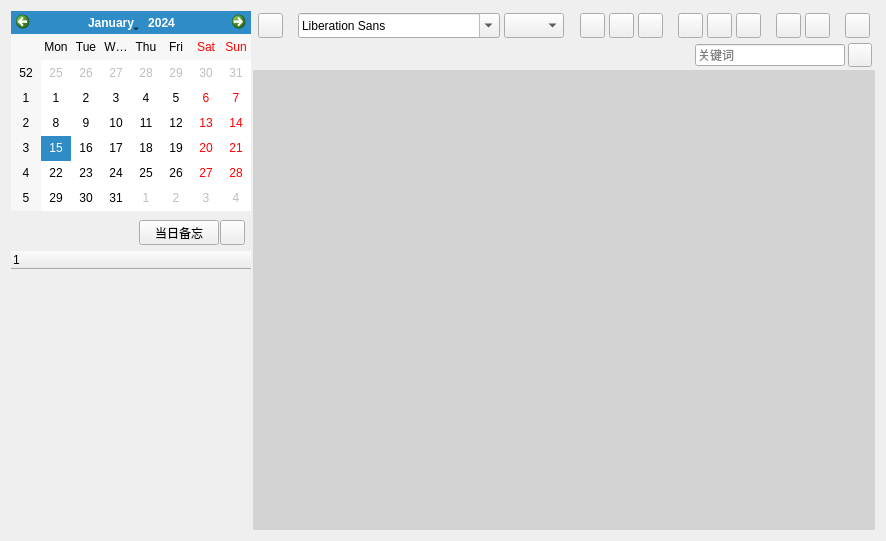
Old version of the form gui/memoWidget.ui in the repository WatsonJay/tomato_farm.
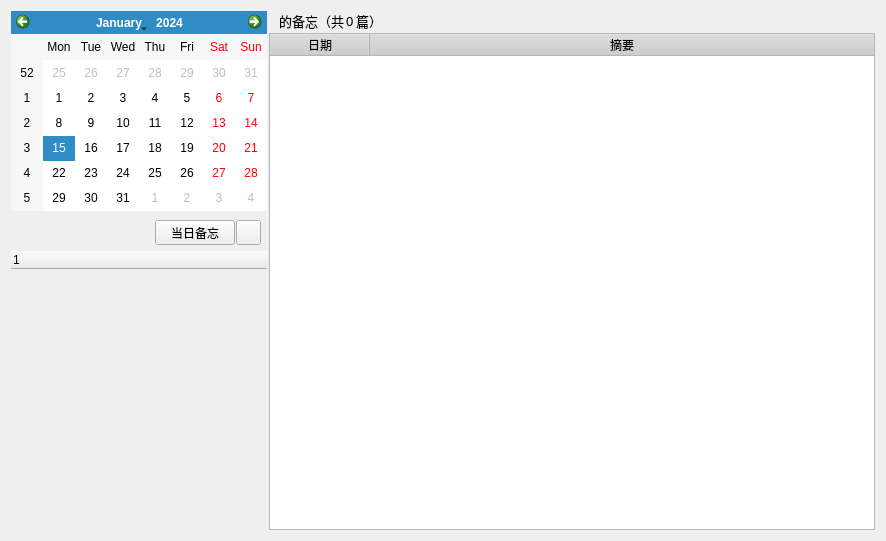
New version of the form. Icons and pictures are not drawn.

What changed in the file:
```diff
--- a/gui/memoWidget.ui
+++ b/gui/memoWidget.ui
@@ -13,7 +13,7 @@
   <property name="windowTitle">
    <string>Form</string>
   </property>
-  <layout class="QHBoxLayout" name="horizontalLayout">
+  <layout class="QHBoxLayout" name="horizontalLayout" stretch="0,9">
    <property name="spacing">
     <number>2</number>
    </property>
@@ -177,9 +177,148 @@
     </layout>
    </item>
    <item>
-    <layout class="QVBoxLayout" name="verticalLayout_2" stretch="0,0,9">
+    <widget class="QStackedWidget" name="stackedWidget">
+     <property name="currentIndex">
+      <number>0</number>
+     </property>
+     <widget class="QWidget" name="page">
+      <layout class="QVBoxLayout" name="verticalLayout_2">
      <property name="spacing">
-      <number>3</number>
+        <number>2</number>
+       </property>
+       <property name="leftMargin">
+        <number>0</number>
+       </property>
+       <property name="topMargin">
+        <number>0</number>
+       </property>
+       <property name="rightMargin">
+        <number>0</number>
+       </property>
+       <property name="bottomMargin">
+        <number>0</number>
+       </property>
+       <item>
+        <layout class="QHBoxLayout" name="horizontalLayout_5">
+         <item>
+          <widget class="QLabel" name="dirLabel">
+           <property name="font">
+            <font>
+             <family>Microsoft YaHei UI</family>
+             <pointsize>10</pointsize>
+            </font>
+           </property>
+           <property name="text">
+            <string/>
+           </property>
+          </widget>
+         </item>
+         <item>
+          <widget class="QLabel" name="label_2">
+           <property name="font">
+            <font>
+             <family>Microsoft YaHei UI</family>
+             <pointsize>10</pointsize>
+            </font>
+           </property>
+           <property name="text">
+            <string>的备忘（共</string>
+           </property>
+          </widget>
+         </item>
+         <item>
+          <widget class="QLabel" name="countLabel">
+           <property name="font">
+            <font>
+             <family>Microsoft YaHei UI</family>
+             <pointsize>10</pointsize>
+            </font>
+           </property>
+           <property name="text">
+            <string>0</string>
+           </property>
+          </widget>
+         </item>
+         <item>
+          <widget class="QLabel" name="label_5">
+           <property name="font">
+            <font>
+             <family>Microsoft YaHei UI</family>
+             <pointsize>10</pointsize>
+            </font>
+           </property>
+           <property name="text">
+            <string>篇）</string>
+           </property>
+          </widget>
+         </item>
+         <item>
+          <spacer name="horizontalSpacer_8">
+           <property name="orientation">
+            <enum>Qt::Horizontal</enum>
+           </property>
+           <property name="sizeHint" stdset="0">
+            <size>
+             <width>40</width>
+             <height>20</height>
+            </size>
+           </property>
+          </spacer>
+         </item>
+        </layout>
+       </item>
+       <item>
+        <widget class="QTableWidget" name="fileTableWidget">
+         <property name="styleSheet">
+          <string notr="true">QHeaderView::section{
+	background: rgba(209, 209, 209, 90);
+}</string>
+         </property>
+         <property name="editTriggers">
+          <set>QAbstractItemView::NoEditTriggers</set>
+         </property>
+         <property name="alternatingRowColors">
+          <bool>true</bool>
+         </property>
+         <property name="showGrid">
+          <bool>true</bool>
+         </property>
+         <attribute name="horizontalHeaderCascadingSectionResizes">
+          <bool>false</bool>
+         </attribute>
+         <attribute name="horizontalHeaderStretchLastSection">
+          <bool>true</bool>
+         </attribute>
+         <column>
+          <property name="text">
+           <string>日期</string>
+          </property>
+         </column>
+         <column>
+          <property name="text">
+           <string>摘要</string>
+          </property>
+         </column>
+        </widget>
+       </item>
+      </layout>
+     </widget>
+     <widget class="QWidget" name="page_2">
+      <layout class="QVBoxLayout" name="verticalLayout_4">
+       <property name="spacing">
+        <number>2</number>
+       </property>
+       <property name="leftMargin">
+        <number>0</number>
+       </property>
+       <property name="topMargin">
+        <number>0</number>
+       </property>
+       <property name="rightMargin">
+        <number>0</number>
+       </property>
+       <property name="bottomMargin">
+        <number>0</number>
      </property>
      <item>
       <widget class="QWidget" name="widget_3" native="true">
@@ -590,7 +729,7 @@
       </widget>
      </item>
      <item>
-      <widget class="QWidget" name="widget_4" native="true">
+        <widget class="QWidget" name="searchWidget" native="true">
        <property name="styleSheet">
         <string notr="true">QWidget&gt;QLineEdit{
 	border:1px solid gray;
@@ -708,6 +847,8 @@
       </widget>
      </item>
     </layout>
+     </widget>
+    </widget>
    </item>
   </layout>
  </widget>
```
Lines whose indentation alone changed are shown as unchanged.
